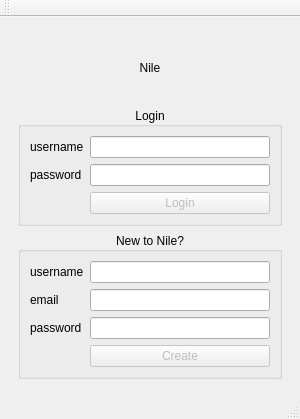
The window that mainwindow.ui (roblescristian4722/nile) describes before a commit, drawn with Qt 5.
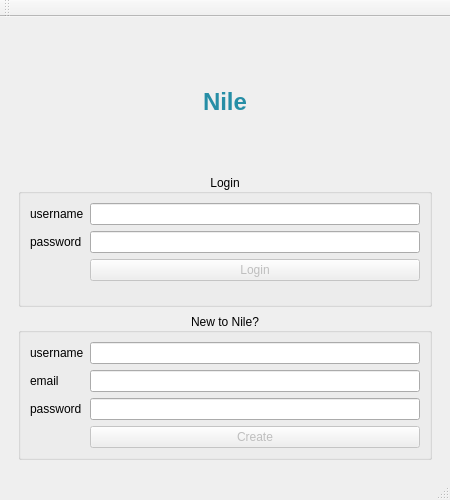
The same window after the commit.

Commit message: validaciones con ventanas emergentes

```diff
--- a/mainwindow.ui
+++ b/mainwindow.ui
@@ -6,8 +6,8 @@
    <rect>
     <x>0</x>
     <y>0</y>
-    <width>300</width>
-    <height>419</height>
+    <width>450</width>
+    <height>500</height>
    </rect>
   </property>
   <property name="windowTitle">
@@ -77,6 +77,20 @@
         </item>
         <item row="0" column="0">
          <widget class="QLabel" name="titleL">
+          <property name="font">
+           <font>
+            <pointsize>18</pointsize>
+            <weight>75</weight>
+            <bold>true</bold>
+            <stylestrategy>PreferDefault</stylestrategy>
+           </font>
+          </property>
+          <property name="autoFillBackground">
+           <bool>false</bool>
+          </property>
+          <property name="styleSheet">
+           <string notr="true">color: #268ea6;</string>
+          </property>
           <property name="text">
            <string>Nile</string>
           </property>
```
Left out of the diff: 4 changed lines with no effect on the pictures. The commit also changes 2 other files.
